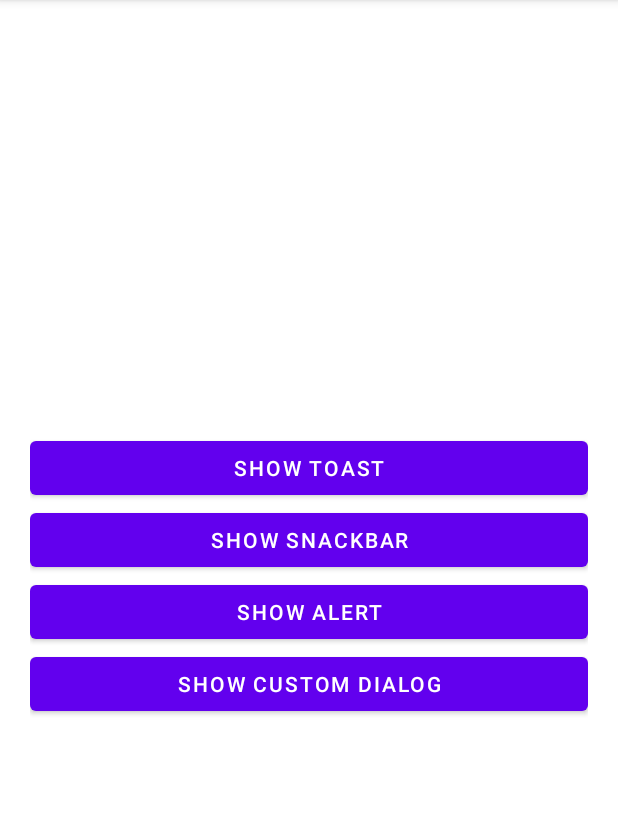
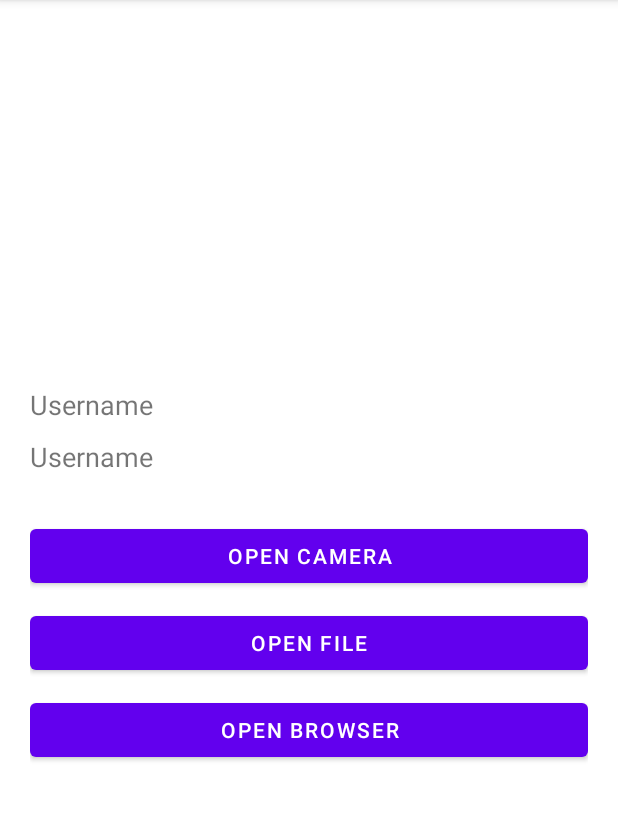
Before and after one commit to antarezaghifary/LearnKotlin, an Android app: the screen it shows after launch (Widget before the commit, ImplicitIntent after it), after a tap on "LOGIN", on a phone screen of 412 x 824 dp, the part 84-905 px from its top. Run offline under Robolectric (Android 15) with nearby library versions, the phone set to English and light mode, and no system bars; 4 statements that could not run were skipped.

Commit message:
Update RecyclerView
Eror in ImplicatIntent - next Dev

```diff
--- /dev/null
+++ b/app/src/main/java/com/project/belajarkotlin02/ImplicitIntent.kt
@@ -0,0 +1,22 @@
+package com.project.belajarkotlin02
+
+import androidx.appcompat.app.AppCompatActivity
+import android.os.Bundle
+import android.widget.EditText
+import android.widget.TextView
+
+class ImplicitIntent : AppCompatActivity() {
+    private lateinit var textUser: TextView
+    private lateinit var textPass: TextView
+
+    override fun onCreate(savedInstanceState: Bundle?) {
+        textUser = (findViewById(R.id.textUser) as? TextView)!!
+        textPass = findViewById(R.id.textPass) as?TextView as TextView
+
+        super.onCreate(savedInstanceState)
+        setContentView(R.layout.activity_implicit_intent)
+
+        textUser.text = intent.getStringExtra("user")
+        textPass.text = intent.getStringExtra("pass")
+    }
+}
--- a/app/src/main/java/com/project/belajarkotlin02/MainActivity.kt
+++ b/app/src/main/java/com/project/belajarkotlin02/MainActivity.kt
@@ -4,16 +4,28 @@ import android.content.Intent
 import androidx.appcompat.app.AppCompatActivity
 import android.os.Bundle
 import android.widget.Button
+import android.widget.EditText
+import android.widget.TextView
 
 class MainActivity : AppCompatActivity() {
 
     private lateinit var login: Button
+    private lateinit var textUsername: EditText
+    private lateinit var textPassword: EditText
+
     override fun onCreate(savedInstanceState: Bundle?) {
         super.onCreate(savedInstanceState)
         setContentView(R.layout.activity_main)
         login = findViewById(R.id.Login)
+        textUsername = findViewById(R.id.textUsername)
+        textPassword = findViewById(R.id.textPassword)
+
         login.setOnClickListener {
-            startActivity(Intent(this, Widget::class.java))
+            //startActivity(Intent(this, Widget::class.java))
+            val intent = Intent(this, ImplicitIntent::class.java)
+            intent.putExtra("user", textUsername.text.toString())
+            intent.putExtra("pass", textPassword.text.toString())
+            startActivity(intent)
         }
     }
 }
--- a/app/src/main/java/com/project/belajarkotlin02/Widget.kt
+++ b/app/src/main/java/com/project/belajarkotlin02/Widget.kt
@@ -28,7 +28,8 @@ class Widget : AppCompatActivity() {
 
         buttonToast.setOnClickListener {
             Toast.makeText(applicationContext,"Ini adalah toast", Toast.LENGTH_LONG).show()
-            startActivity(Intent(this, ImplementasiListView::class.java))
+            //startActivity(Intent(this, ImplementasiListView::class.java))
+            startActivity(Intent(this, ActivityImplementRecyclerView::class.java))
         }
 
         buttonSnackBar.setOnClickListener {
--- /dev/null
+++ b/app/src/main/res/layout/activity_implicit_intent.xml
@@ -0,0 +1,47 @@
+<?xml version="1.0" encoding="utf-8"?>
+<LinearLayout xmlns:android="http://schemas.android.com/apk/res/android"
+    xmlns:app="http://schemas.android.com/apk/res-auto"
+    xmlns:tools="http://schemas.android.com/tools"
+    android:layout_width="match_parent"
+    android:layout_height="match_parent"
+    android:gravity="center"
+    android:padding="20dp"
+    android:orientation="vertical"
+    tools:context=".ImplicitIntent">
+
+    <TextView
+        android:layout_width="match_parent"
+        android:layout_height="wrap_content"
+        android:id="@+id/textUser"
+        android:text="Username"
+        android:textSize="18sp"/>
+    <TextView
+        android:layout_width="match_parent"
+        android:layout_height="wrap_content"
+        android:id="@+id/textPass"
+        android:text="Username"
+        android:layout_marginTop="10dp"
+        android:textSize="18sp"/>
+
+    <Button
+        android:layout_width="match_parent"
+        android:layout_height="wrap_content"
+        android:id="@+id/btnCamera"
+        android:layout_marginTop="30dp"
+        android:text="Open Camera"/>
+
+    <Button
+        android:layout_width="match_parent"
+        android:layout_height="wrap_content"
+        android:id="@+id/btnFile"
+        android:layout_marginTop="10dp"
+        android:text="Open File"/>
+
+    <Button
+        android:layout_width="match_parent"
+        android:layout_height="wrap_content"
+        android:id="@+id/btnBrowser"
+        android:layout_marginTop="10dp"
+        android:text="Open Browser"/>
+
+</LinearLayout>
--- a/app/src/main/res/layout/activity_main.xml
+++ b/app/src/main/res/layout/activity_main.xml
@@ -25,7 +25,8 @@
         android:background="@color/blue"
         android:orientation="vertical">
 
-        <TextView
+        <EditText
+            android:id="@+id/textUsername"
             android:layout_width="match_parent"
             android:layout_height="wrap_content"
             android:hint="Username"
@@ -33,7 +34,8 @@
             android:textColor="@color/white"
             android:textSize="18sp"/>
 
-        <TextView
+        <EditText
+            android:id="@+id/textPassword"
             android:layout_width="match_parent"
             android:layout_height="wrap_content"
             android:hint="Password"
```
Also changed, not shown: app/src/main/AndroidManifest.xml (+3 -5 lines), app/src/main/java/com/project/belajarkotlin02/ActivityImplementRecyclerView.kt (added, +57 -0 lines), app/src/main/java/com/project/belajarkotlin02/adapter/AdapterRecyclerView.kt (added, +50 -0 lines), app/src/main/res/layout/activity_implement_recycler_view.xml (added, +17 -0 lines).
